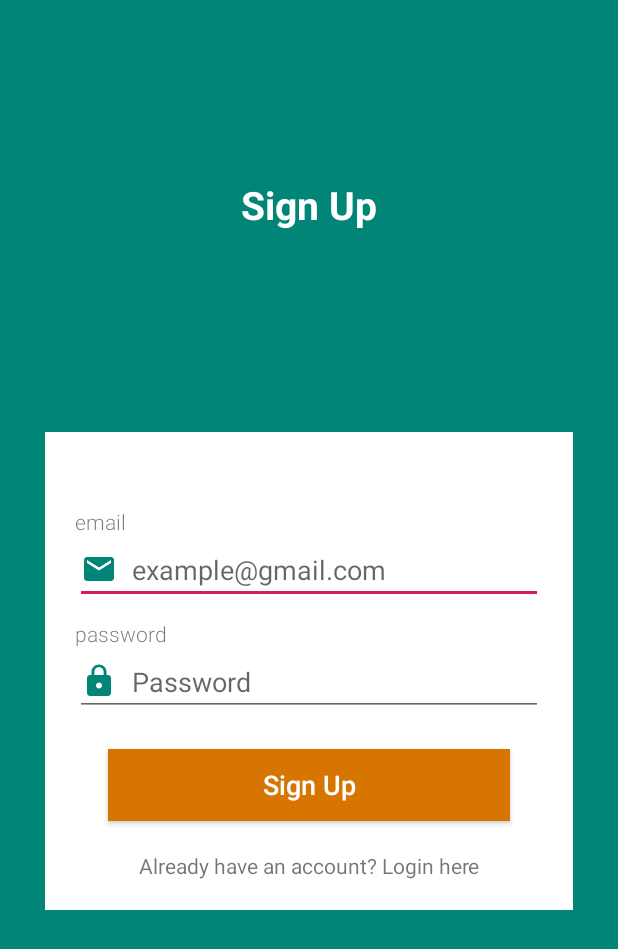
After one commit to KevinIswara/KVChat, an Android app: the layout activity_signup.xml on its own in the app's theme, with its tools: preview values and no code run, on a phone screen of 412 x 824 dp. The commit adds this screen. Shown: the top 949 px of the screen. Run offline under Robolectric (Android 15) with nearby library versions, the phone set to English and light mode, and no system bars.

Commit message:
add sign up layout

```diff
--- /dev/null
+++ b/app/src/main/res/layout/activity_signup.xml
@@ -0,0 +1,136 @@
+<?xml version="1.0" encoding="utf-8"?>
+<layout xmlns:android="http://schemas.android.com/apk/res/android"
+    xmlns:app="http://schemas.android.com/apk/res-auto"
+    xmlns:tools="http://schemas.android.com/tools">
+
+    <data>
+
+        <variable
+            name="viewmodel"
+            type="kv.kvchat.ui.auth.AuthViewModel" />
+    </data>
+
+    <androidx.constraintlayout.widget.ConstraintLayout
+        android:layout_width="match_parent"
+        android:layout_height="match_parent"
+        android:background="@color/background"
+        android:orientation="vertical"
+        android:scrollbarAlwaysDrawVerticalTrack="true"
+        tools:context=".ui.auth.LoginActivity">
+
+        <TextView
+            android:id="@+id/tv_signup_title"
+            style="@style/WhiteTitle"
+            android:layout_width="match_parent"
+            android:layout_height="wrap_content"
+            android:layout_marginBottom="16dp"
+            android:text="@string/title_signup"
+            app:layout_constraintBottom_toTopOf="@id/cl_login"
+            app:layout_constraintLeft_toLeftOf="parent"
+            app:layout_constraintRight_toRightOf="parent"
+            app:layout_constraintTop_toTopOf="parent" />
+
+        <androidx.constraintlayout.widget.ConstraintLayout
+            android:id="@+id/cl_login"
+            android:layout_width="match_parent"
+            android:layout_height="wrap_content"
+            android:layout_marginLeft="30dp"
+            android:layout_marginTop="70dp"
+            android:layout_marginRight="30dp"
+            android:background="@android:color/white"
+            android:orientation="vertical"
+            android:padding="20dp"
+            app:layout_constraintBottom_toBottomOf="parent"
+            app:layout_constraintLeft_toLeftOf="parent"
+            app:layout_constraintRight_toRightOf="parent"
+            app:layout_constraintTop_toTopOf="parent">
+
+            <TextView
+                android:id="@+id/tv_email_title"
+                android:layout_width="wrap_content"
+                android:layout_height="wrap_content"
+                android:paddingTop="30dp"
+                android:fontFamily="sans-serif-light"
+                android:labelFor="@id/et_email"
+                app:layout_constraintTop_toTopOf="parent"
+                app:layout_constraintLeft_toLeftOf="parent"
+                android:text="@string/email_title" />
+
+            <EditText
+                android:id="@+id/et_email"
+                android:layout_width="fill_parent"
+                android:layout_height="wrap_content"
+                android:layout_marginBottom="10dp"
+                android:drawableLeft="@drawable/ic_email_green_24dp"
+                android:drawableStart="@drawable/ic_email_green_24dp"
+                android:drawablePadding="10dp"
+                android:hint="@string/hint_email"
+                android:inputType="textEmailAddress"
+                android:singleLine="true"
+                app:layout_constraintLeft_toLeftOf="parent"
+                app:layout_constraintTop_toBottomOf="@id/tv_email_title"
+                android:text="@={viewmodel.email}" />
+
+            <TextView
+                android:id="@+id/tv_password_title"
+                android:layout_width="wrap_content"
+                android:layout_height="wrap_content"
+                android:fontFamily="sans-serif-light"
+                android:labelFor="@id/et_email"
+                android:paddingTop="10dp"
+                app:layout_constraintTop_toBottomOf="@id/et_email"
+                app:layout_constraintLeft_toLeftOf="parent"
+                android:text="@string/password_title" />
+
+            <EditText
+                android:id="@+id/et_password"
+                android:layout_width="fill_parent"
+                android:layout_height="wrap_content"
+                android:layout_marginBottom="10dp"
+                android:drawableLeft="@drawable/ic_lock_green_24dp"
+                android:drawableStart="@drawable/ic_lock_green_24dp"
+                android:drawablePadding="10dp"
+                android:hint="@string/hint_password"
+                android:inputType="textEmailAddress"
+                android:singleLine="true"
+                app:layout_constraintLeft_toLeftOf="parent"
+                app:layout_constraintTop_toBottomOf="@id/tv_password_title"
+                android:text="@={viewmodel.email}" />
+
+            <Button
+                android:id="@+id/btn_login"
+                android:layout_width="match_parent"
+                android:layout_height="wrap_content"
+                android:layout_margin="22dp"
+                android:onClick="@{() -> viewmodel.login()}"
+                android:text="@string/btn_signup"
+                style="@style/OrangeButton"
+                app:layout_constraintTop_toBottomOf="@id/et_password"/>
+
+            <TextView
+                android:id="@+id/tv_register"
+                android:layout_width="wrap_content"
+                android:layout_height="wrap_content"
+                android:onClick="@{(v) -> viewmodel.goToLogin(v)}"
+                android:text="@string/have_an_account"
+                android:layout_marginTop="20dp"
+                app:layout_constraintTop_toBottomOf="@id/btn_login"
+                app:layout_constraintLeft_toLeftOf="parent"
+                app:layout_constraintRight_toRightOf="parent"
+                android:textAlignment="center"/>
+
+        </androidx.constraintlayout.widget.ConstraintLayout>
+
+        <ProgressBar
+            android:id="@+id/progressbar"
+            android:layout_width="wrap_content"
+            android:layout_height="wrap_content"
+            app:layout_constraintTop_toTopOf="parent"
+            app:layout_constraintBottom_toBottomOf="parent"
+            app:layout_constraintLeft_toLeftOf="parent"
+            app:layout_constraintRight_toRightOf="parent"
+            android:visibility="gone" />
+
+    </androidx.constraintlayout.widget.ConstraintLayout>
+
+</layout>
--- a/app/src/main/res/values/strings.xml
+++ b/app/src/main/res/values/strings.xml
@@ -8,4 +8,7 @@
     <string name="forgot_password">Forgot Password?</string>
     <string name="btn_login">Log in</string>
     <string name="register">Don\'t have an account? Register here</string>
+    <string name="title_signup">Sign Up</string>
+    <string name="btn_signup">Sign Up</string>
+    <string name="have_an_account">Already have an account? Login here</string>
 </resources>
```
